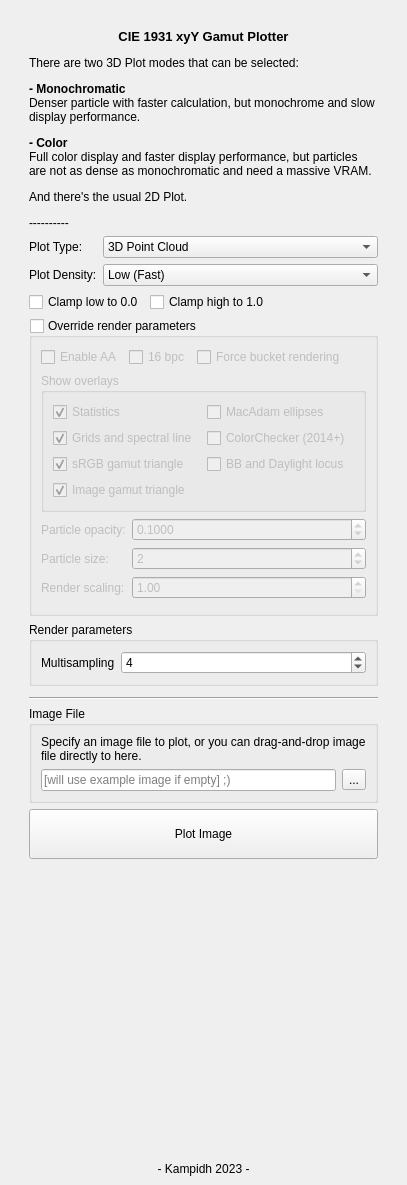
This is src/mainwindow.ui in kampidh/Color-Gamut-Plotter-QtVer as Qt 5 draws it before an edit. The edited form follows.
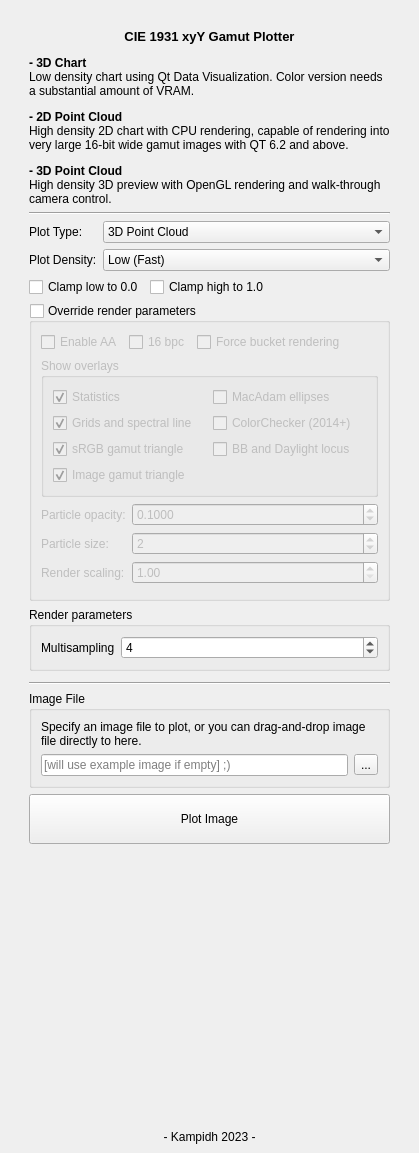
This is the edited form.

Commit message: Experimental 3D plot cleanup #3

What changed in the file:
```diff
--- a/src/mainwindow.ui
+++ b/src/mainwindow.ui
@@ -6,8 +6,8 @@
    <rect>
     <x>0</x>
     <y>0</y>
-    <width>396</width>
-    <height>1185</height>
+    <width>417</width>
+    <height>1153</height>
    </rect>
   </property>
   <property name="sizePolicy">
@@ -56,13 +56,13 @@
       <item>
        <widget class="QLabel" name="label_3">
         <property name="sizePolicy">
-         <sizepolicy hsizetype="Preferred" vsizetype="MinimumExpanding">
+         <sizepolicy hsizetype="Minimum" vsizetype="Minimum">
           <horstretch>0</horstretch>
           <verstretch>0</verstretch>
          </sizepolicy>
         </property>
         <property name="text">
-         <string>&lt;html&gt;&lt;head/&gt;&lt;body&gt;&lt;p align=&quot;center&quot;&gt;&lt;span style=&quot; font-size:10pt; font-weight:700;&quot;&gt;CIE 1931 xyY Gamut Plotter&lt;/span&gt;&lt;/p&gt;&lt;p&gt;There are two 3D Plot modes that can be selected:&lt;/p&gt;&lt;p&gt;&lt;span style=&quot; font-weight:700;&quot;&gt;- Monochromatic&lt;/span&gt;&lt;br/&gt;Denser particle with faster calculation, but monochrome and slow display performance.&lt;/p&gt;&lt;p&gt;&lt;span style=&quot; font-weight:700;&quot;&gt;- Color&lt;/span&gt;&lt;br/&gt;Full color display and faster display performance, but particles are not as dense as monochromatic and need a massive VRAM.&lt;/p&gt;&lt;p&gt;And there's the usual 2D Plot.&lt;/p&gt;&lt;p&gt;----------&lt;/p&gt;&lt;/body&gt;&lt;/html&gt;</string>
+         <string>&lt;html&gt;&lt;head/&gt;&lt;body&gt;&lt;p align=&quot;center&quot;&gt;&lt;span style=&quot; font-size:10pt; font-weight:700;&quot;&gt;CIE 1931 xyY Gamut Plotter&lt;/span&gt;&lt;/p&gt;&lt;p&gt;&lt;span style=&quot; font-weight:700;&quot;&gt;- 3D Chart&lt;/span&gt;&lt;br/&gt;Low density chart using Qt Data Visualization. Color version needs a substantial amount of VRAM.&lt;/p&gt;&lt;p&gt;&lt;span style=&quot; font-weight:700;&quot;&gt;- 2D Point Cloud&lt;/span&gt;&lt;br/&gt;High density 2D chart with CPU rendering, capable of rendering into very large 16-bit wide gamut images with QT 6.2 and above.&lt;/p&gt;&lt;p&gt;&lt;span style=&quot; font-weight:700;&quot;&gt;- 3D Point Cloud&lt;/span&gt;&lt;br/&gt;High density 3D preview with OpenGL rendering and walk-through camera control.&lt;/p&gt;&lt;/body&gt;&lt;/html&gt;</string>
         </property>
         <property name="alignment">
          <set>Qt::AlignLeading|Qt::AlignLeft|Qt::AlignTop</set>
@@ -72,6 +72,13 @@
         </property>
        </widget>
       </item>
+      <item>
+       <widget class="Line" name="line_2">
+        <property name="orientation">
+         <enum>Qt::Horizontal</enum>
+        </property>
+       </widget>
+      </item>
       <item>
        <layout class="QFormLayout" name="formLayout">
         <item row="0" column="0">
@@ -120,6 +127,9 @@
         </item>
         <item row="1" column="1">
          <widget class="QComboBox" name="plotDensCmb">
+          <property name="currentIndex">
+           <number>0</number>
+          </property>
           <item>
            <property name="text">
             <string>Low (Fast)</string>
```
Left out of the diff: 2 changed lines with no effect on the pictures. The commit also changes 1 other file.
